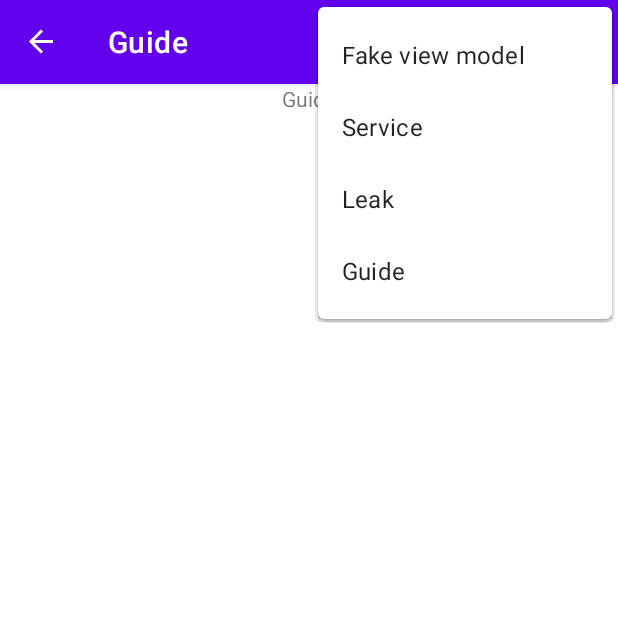
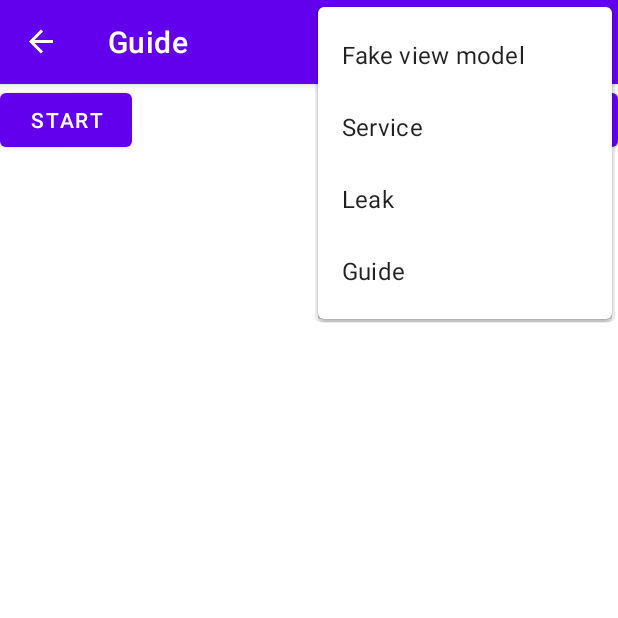
Before and after one commit to JakubMosakowski/coroutines-playground, an Android app: the GuideFragment screen opened through its navigation route, with the options menu open, on a phone screen of 412 x 824 dp, the top half of it. Run offline under Robolectric (Android 15) with nearby library versions, the phone set to English and light mode, and no system bars; our stand-ins replace navigation-ui.

Commit message:
Job example

```diff
--- a/app/src/main/java/com/jakmos/coroutinesplayground/guide/GuideFragment.kt
+++ b/app/src/main/java/com/jakmos/coroutinesplayground/guide/GuideFragment.kt
@@ -23,6 +23,7 @@ class GuideFragment : Fragment() {
     private val threadViewModel: ThreadViewModel by viewModels()
     private val callbackViewModel: CallbackViewModel by viewModels()
     private val coroutineViewModel: CoroutineViewModel by viewModels()
+    private val jobViewModel: JobViewModel by viewModels()
     private val flowViewModel: FlowViewModel by viewModels()
 
     override fun onCreateView(
@@ -39,8 +40,15 @@ class GuideFragment : Fragment() {
 //        idealViewModel.onCreate()
 //        threadViewModel.onCreate()
 //        callbackViewModel.onCreate()
-        coroutineViewModel.onCreate()
+//        coroutineViewModel.onCreate()
 //        flowViewModel.onCreate()
+
+        binding.start.setOnClickListener {
+            jobViewModel.start()
+        }
+        binding.stop.setOnClickListener {
+            jobViewModel.stop()
+        }
     }
 
     override fun onDestroyView() {
--- a/app/src/main/res/layout/fragment_guide.xml
+++ b/app/src/main/res/layout/fragment_guide.xml
@@ -4,13 +4,20 @@
     android:layout_width="match_parent"
     android:layout_height="match_parent">
 
-    <TextView
-        android:id="@+id/title"
+    <Button
+        android:id="@+id/start"
         android:layout_width="wrap_content"
         android:layout_height="wrap_content"
-        android:text="@string/guide"
-        app:layout_constraintEnd_toEndOf="parent"
+        android:text="Start"
         app:layout_constraintStart_toStartOf="parent"
         app:layout_constraintTop_toTopOf="parent" />
 
+    <Button
+        android:id="@+id/stop"
+        android:layout_width="wrap_content"
+        android:layout_height="wrap_content"
+        android:text="Stop"
+        app:layout_constraintEnd_toEndOf="parent"
+        app:layout_constraintTop_toTopOf="parent" />
+
 </androidx.constraintlayout.widget.ConstraintLayout>
```
Also changed, not shown: app/src/main/java/com/jakmos/coroutinesplayground/guide/JobViewModel.kt (added, +42 -0 lines).
